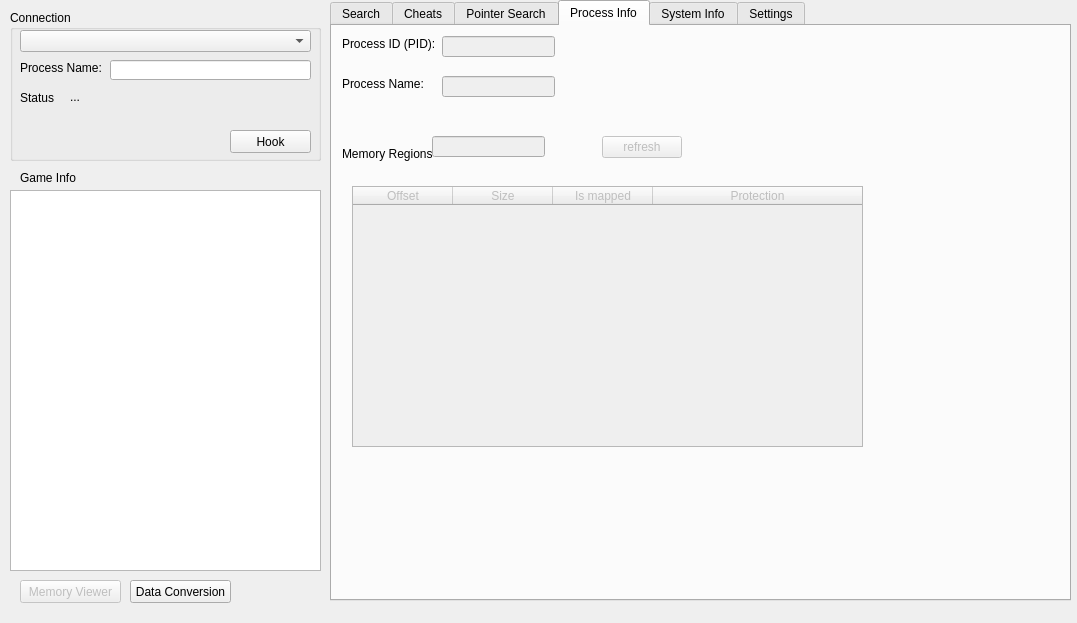
Old version of the form mainwindow.ui in the repository CosmoCortney/MungPlex_.
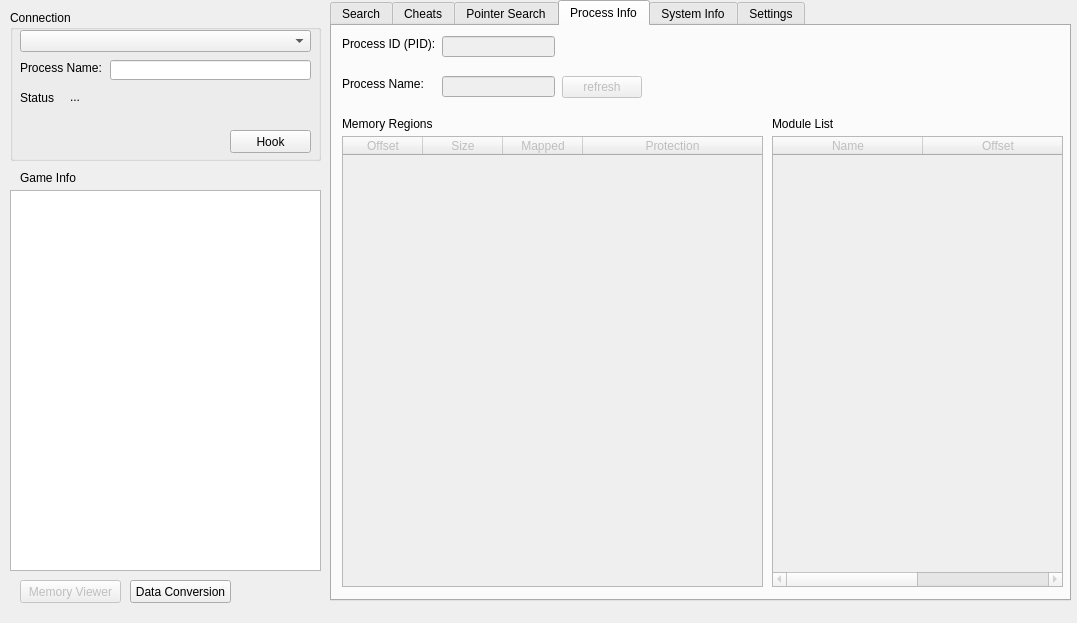
New version of the form. The open tabs and pages were chosen to show the change.

Commit message: view module list on UI/process_info

```diff
--- a/mainwindow.ui
+++ b/mainwindow.ui
@@ -1648,7 +1648,7 @@
       <property name="geometry">
        <rect>
         <x>10</x>
-        <y>120</y>
+        <y>90</y>
         <width>121</width>
         <height>16</height>
        </rect>
@@ -1663,8 +1663,8 @@
       </property>
       <property name="geometry">
        <rect>
-        <x>270</x>
-        <y>110</y>
+        <x>230</x>
+        <y>50</y>
         <width>80</width>
         <height>22</height>
        </rect>
@@ -1710,32 +1710,16 @@
        <bool>true</bool>
       </property>
      </widget>
-     <widget class="QLineEdit" name="lineEdit_region_count">
-      <property name="enabled">
-       <bool>false</bool>
-      </property>
-      <property name="geometry">
-       <rect>
-        <x>100</x>
-        <y>110</y>
-        <width>113</width>
-        <height>21</height>
-       </rect>
-      </property>
-      <property name="readOnly">
-       <bool>true</bool>
-      </property>
-     </widget>
      <widget class="QTableWidget" name="tableWidget_memoryRegions">
       <property name="enabled">
        <bool>false</bool>
       </property>
       <property name="geometry">
        <rect>
-        <x>20</x>
-        <y>160</y>
-        <width>511</width>
-        <height>261</height>
+        <x>10</x>
+        <y>110</y>
+        <width>421</width>
+        <height>451</height>
        </rect>
       </property>
       <property name="dragDropOverwriteMode">
@@ -1747,6 +1731,9 @@
       <property name="verticalScrollMode">
        <enum>QAbstractItemView::ScrollPerItem</enum>
       </property>
+      <attribute name="horizontalHeaderDefaultSectionSize">
+       <number>80</number>
+      </attribute>
       <attribute name="horizontalHeaderStretchLastSection">
        <bool>true</bool>
       </attribute>
@@ -1762,7 +1749,7 @@
       </column>
       <column>
        <property name="text">
-        <string>Is mapped</string>
+        <string>Mapped</string>
        </property>
       </column>
       <column>
@@ -1771,6 +1758,60 @@
        </property>
       </column>
      </widget>
+     <widget class="QTableWidget" name="tableWidget_modules">
+      <property name="enabled">
+       <bool>false</bool>
+      </property>
+      <property name="geometry">
+       <rect>
+        <x>440</x>
+        <y>110</y>
+        <width>291</width>
+        <height>451</height>
+       </rect>
+      </property>
+      <property name="dragDropOverwriteMode">
+       <bool>false</bool>
+      </property>
+      <property name="textElideMode">
+       <enum>Qt::ElideLeft</enum>
+      </property>
+      <property name="verticalScrollMode">
+       <enum>QAbstractItemView::ScrollPerItem</enum>
+      </property>
+      <property name="columnCount">
+       <number>2</number>
+      </property>
+      <attribute name="horizontalHeaderDefaultSectionSize">
+       <number>150</number>
+      </attribute>
+      <attribute name="horizontalHeaderStretchLastSection">
+       <bool>true</bool>
+      </attribute>
+      <column>
+       <property name="text">
+        <string>Name</string>
+       </property>
+      </column>
+      <column>
+       <property name="text">
+        <string>Offset</string>
+       </property>
+      </column>
+     </widget>
+     <widget class="QLabel" name="label_10">
+      <property name="geometry">
+       <rect>
+        <x>440</x>
+        <y>90</y>
+        <width>121</width>
+        <height>16</height>
+       </rect>
+      </property>
+      <property name="text">
+       <string>Module List</string>
+      </property>
+     </widget>
     </widget>
     <widget class="QWidget" name="tab_systemInfo">
      <attribute name="title">
```
Left out of the diff: 2 changed lines with no effect on the pictures. The commit also changes 3 other files.
